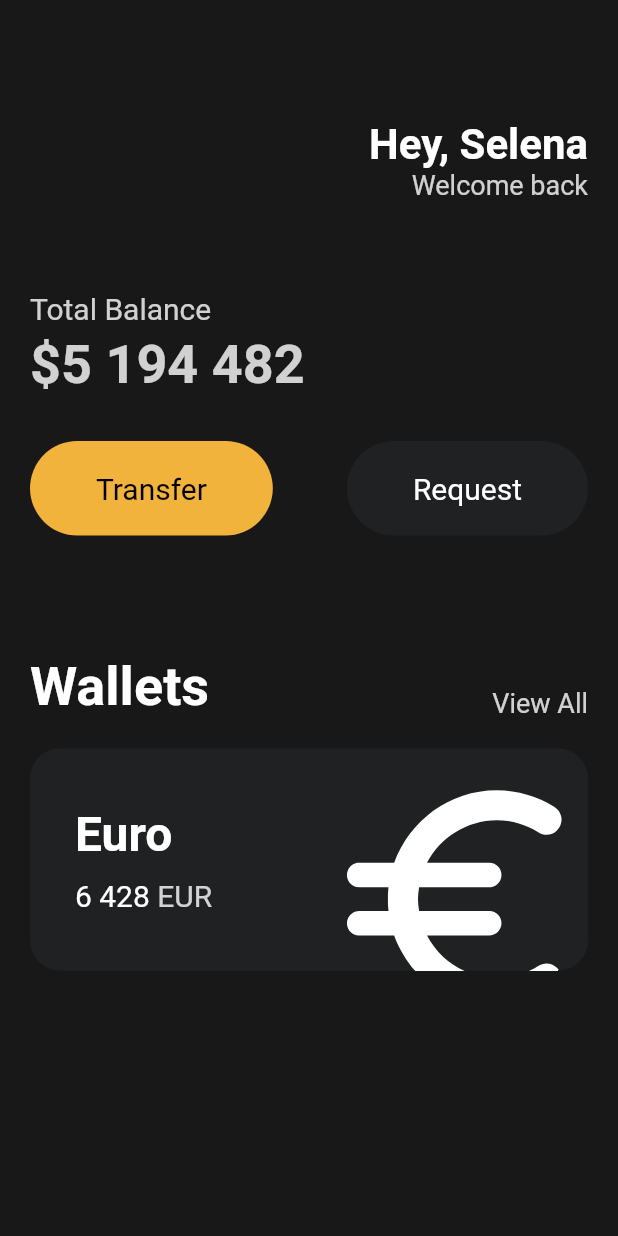
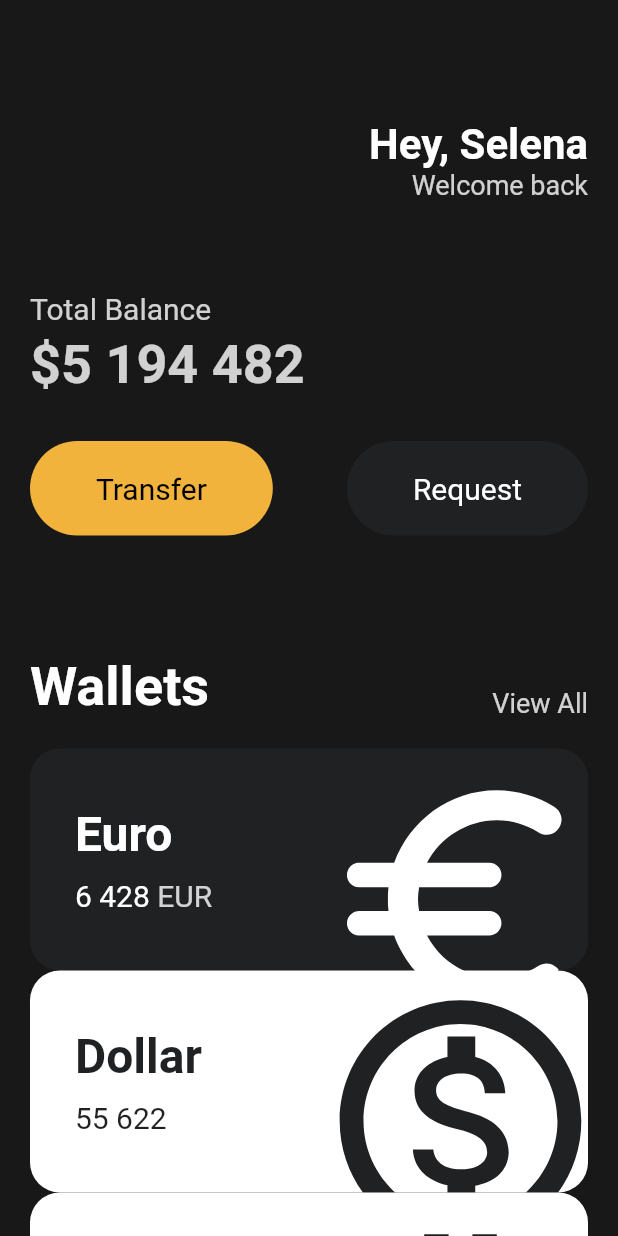
Before and after one commit to bar-d/Flutter_UI_Practice, a Flutter app: the screen it shows after launch, on a phone screen of 412 x 824 dp. Run offline on Flutter 3.47's test engine with Material 2 defaults, Android fonts, the phone set to English and light mode, and no system bars.

Commit message:
feat: currency_card Widget 구현

```diff
--- /dev/null
+++ b/lib/Widgets/currency_card.dart
@@ -0,0 +1,84 @@
+import 'package:flutter/material.dart';
+
+class CurreencyCard extends StatelessWidget {
+  final String name, code, amount;
+  final IconData icon;
+  final bool isInverted;
+  final _blackColor = const Color(0xFF1F2123);
+
+  const CurreencyCard({
+    super.key,
+    required this.name,
+    required this.code,
+    required this.amount,
+    required this.icon,
+    required this.isInverted,
+  });
+
+  @override
+  Widget build(BuildContext context) {
+    return Container(
+      clipBehavior: Clip.hardEdge,
+      decoration: BoxDecoration(
+        borderRadius: BorderRadius.circular(20),
+        color: isInverted ? Colors.white : _blackColor,
+      ),
+      child: Padding(
+        padding: const EdgeInsets.all(30),
+        child: Row(
+          mainAxisAlignment: MainAxisAlignment.spaceBetween,
+          children: [
+            Column(
+              crossAxisAlignment: CrossAxisAlignment.start,
+              children: [
+                Text(
+                  name,
+                  style: TextStyle(
+                    color: isInverted ? _blackColor : Colors.white,
+                    fontSize: 32,
+                    fontWeight: FontWeight.w600,
+                  ),
+                ),
+                const SizedBox(
+                  height: 10,
+                ),
+                Row(
+                  children: [
+                    Text(
+                      amount,
+                      style: TextStyle(
+                        color: isInverted ? _blackColor : Colors.white,
+                        fontSize: 20,
+                      ),
+                    ),
+                    const SizedBox(
+                      width: 5,
+                    ),
+                    Text(
+                      code,
+                      style: TextStyle(
+                        color: Colors.white.withOpacity(0.8),
+                        fontSize: 20,
+                      ),
+                    ),
+                  ],
+                )
+              ],
+            ),
+            Transform.scale(
+              scale: 2.2,
+              child: Transform.translate(
+                offset: const Offset(-5, 12),
+                child: Icon(
+                  icon,
+                  color: isInverted ? _blackColor : Colors.white,
+                  size: 88,
+                ),
+              ),
+            ),
+          ],
+        ),
+      ),
+    );
+  }
+}
--- a/lib/main.dart
+++ b/lib/main.dart
@@ -1,5 +1,6 @@
 import 'package:flutter/material.dart';
 import 'package:toonflix/Widgets/button.dart';
+import 'package:toonflix/Widgets/currency_card.dart';
 
 void main() {
   runApp(const App());
@@ -115,69 +116,27 @@ class App extends StatelessWidget {
               const SizedBox(
                 height: 20,
               ),
-              Container(
-                clipBehavior: Clip.hardEdge,
-                decoration: BoxDecoration(
-                  borderRadius: BorderRadius.circular(20),
-                  color: const Color(0xFF1F2123),
-                ),
-                child: Padding(
-                  padding: const EdgeInsets.all(30),
-                  child: Row(
-                    mainAxisAlignment: MainAxisAlignment.spaceBetween,
-                    children: [
-                      Column(
-                        crossAxisAlignment: CrossAxisAlignment.start,
-                        children: [
-                          const Text(
-                            "Euro",
-                            style: TextStyle(
-                              color: Colors.white,
-                              fontSize: 32,
-                              fontWeight: FontWeight.w600,
-                            ),
-                          ),
-                          const SizedBox(
-                            height: 10,
-                          ),
-                          Row(
-                            children: [
-                              const Text(
-                                "6 428",
-                                style: TextStyle(
-                                  color: Colors.white,
-                                  fontSize: 20,
-                                ),
-                              ),
-                              const SizedBox(
-                                width: 5,
-                              ),
-                              Text(
-                                "EUR",
-                                style: TextStyle(
-                                  color: Colors.white.withOpacity(0.8),
-                                  fontSize: 20,
-                                ),
-                              ),
-                            ],
-                          )
-                        ],
-                      ),
-                      Transform.scale(
-                        scale: 2.2,
-                        child: Transform.translate(
-                          offset: const Offset(-5, 12),
-                          child: const Icon(
-                            Icons.euro_rounded,
-                            color: Colors.white,
-                            size: 88,
-                          ),
-                        ),
-                      ),
-                    ],
-                  ),
-                ),
-              )
+              const CurreencyCard(
+                name: "Euro",
+                code: "EUR",
+                amount: "6 428",
+                icon: Icons.euro_rounded,
+                isInverted: false,
+              ),
+              const CurreencyCard(
+                name: "Dollar",
+                code: "USD",
+                amount: "55 622",
+                icon: Icons.monetization_on_outlined,
+                isInverted: true,
+              ),
+              const CurreencyCard(
+                name: "Bitcoin",
+                code: "BTC",
+                amount: "9 785",
+                icon: Icons.currency_bitcoin,
+                isInverted: true,
+              ),
             ],
           ),
         ),
```
